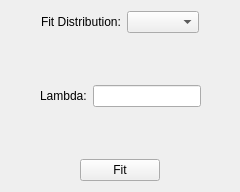
This is code/guitools/Histogram/FitWidget.ui in radio-astro/casa as Qt 5 draws it before an edit. The edited form follows.
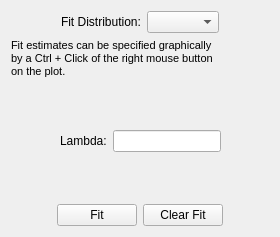
This is the edited form. The open tabs and pages were chosen to show the change.

Commit message: New Development: No             JIRA Issue: No         Ready for Test: Yes      Interface Changes: Yes What Interface Changed: Interface changes to integrate the histogram tool the the viewer and to support increased histogram functionality.          Test Programs: List test programs   Put in Release Notes: No              Module(s): Module Names change impacts.            Description: Continuing work on histogram tool functionality.  Fix of viewer problem where color bar was not visible after user pressed "Color Wedge->yes".

What changed in the file:
```diff
--- a/code/guitools/Histogram/FitWidget.ui
+++ b/code/guitools/Histogram/FitWidget.ui
@@ -6,8 +6,8 @@
    <rect>
     <x>0</x>
     <y>0</y>
-    <width>240</width>
-    <height>192</height>
+    <width>280</width>
+    <height>237</height>
    </rect>
   </property>
   <property name="sizePolicy">
@@ -60,6 +60,20 @@
      </item>
     </layout>
    </item>
+   <item>
+    <widget class="QLabel" name="label_6">
+     <property name="font">
+      <font>
+       <pointsize>8</pointsize>
+      </font>
+     </property>
+     <property name="text">
+      <string>&lt;html&gt;&lt;font color='black'&gt;Fit estimates can be specified graphically&lt;br/&gt;
+by a Ctrl + Click of the right mouse button&lt;br/&gt;
+on the plot. &lt;/font&gt;&lt;/html&gt;</string>
+     </property>
+    </widget>
+   </item>
    <item>
     <layout class="QHBoxLayout" name="horizontalLayout_4">
      <item>
@@ -175,6 +189,16 @@
        </property>
       </widget>
      </item>
+     <item>
+      <widget class="QPushButton" name="clearFitButton">
+       <property name="toolTip">
+        <string>Clear fit parameters and curves.</string>
+       </property>
+       <property name="text">
+        <string>Clear Fit</string>
+       </property>
+      </widget>
+     </item>
      <item>
       <spacer name="horizontalSpacer_6">
        <property name="orientation">
```
Left out of the diff: 35 changed lines with no effect on the pictures. The commit also changes 44 other files.
